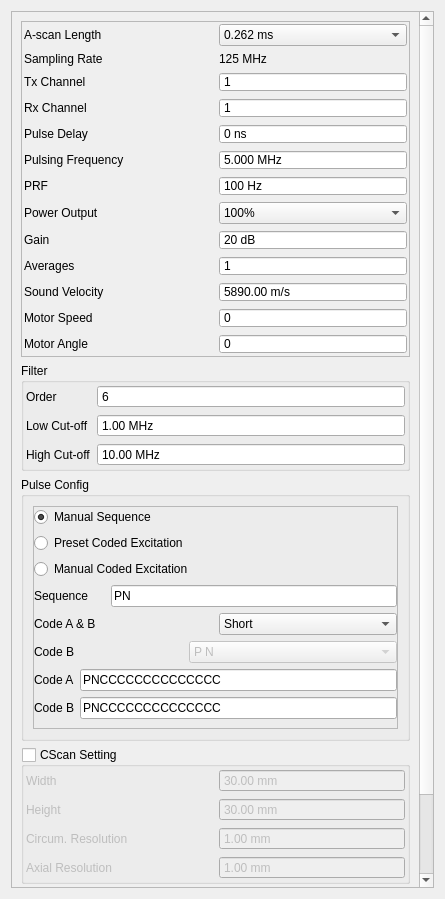
The window that tsettings.ui (SDJoeKing/Tubers_GUI) describes before a commit, drawn with Qt 5.
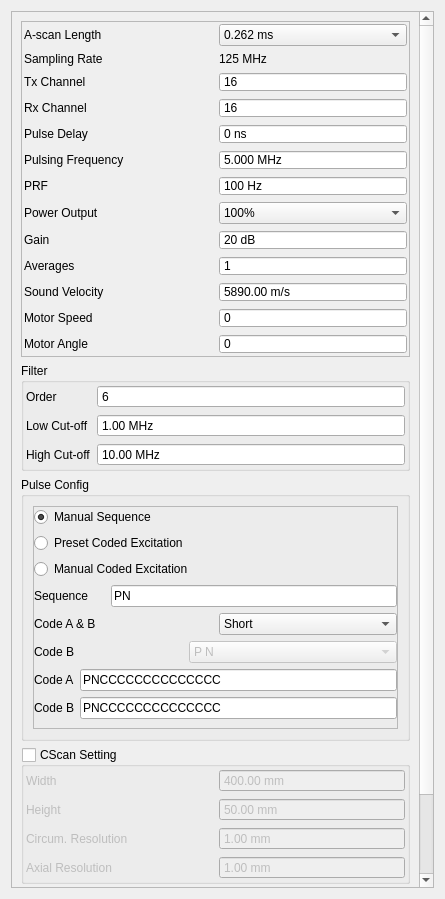
The same window after the commit.

```diff
--- a/tsettings.ui
+++ b/tsettings.ui
@@ -167,7 +167,7 @@
              <number>16</number>
             </property>
             <property name="value">
-             <number>1</number>
+             <number>16</number>
             </property>
            </widget>
           </item>
@@ -205,7 +205,7 @@
              <number>16</number>
             </property>
             <property name="value">
-             <number>1</number>
+             <number>16</number>
             </property>
            </widget>
           </item>
@@ -1017,7 +1017,7 @@
              <double>9999.000000000000000</double>
             </property>
             <property name="value">
-             <double>30.000000000000000</double>
+             <double>50.000000000000000</double>
             </property>
            </widget>
           </item>
@@ -1043,7 +1043,7 @@
              <double>9999.000000000000000</double>
             </property>
             <property name="value">
-             <double>30.000000000000000</double>
+             <double>400.000000000000000</double>
             </property>
            </widget>
           </item>
```
